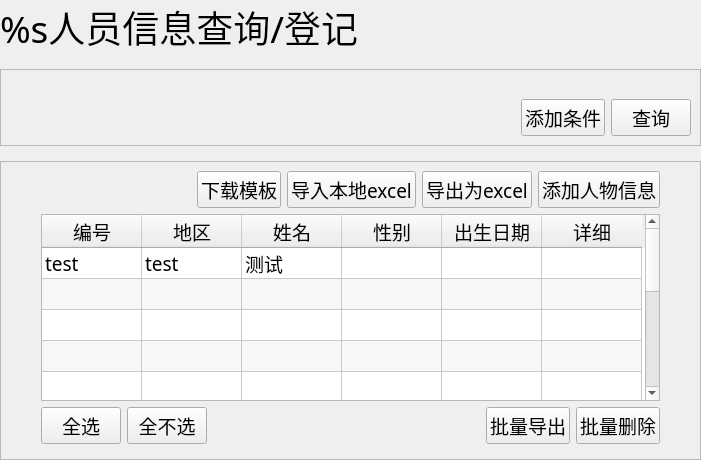
ArcherLuo233/election-s-prediction, file ui/page_elements/search_page/page.ui: the form before one commit.
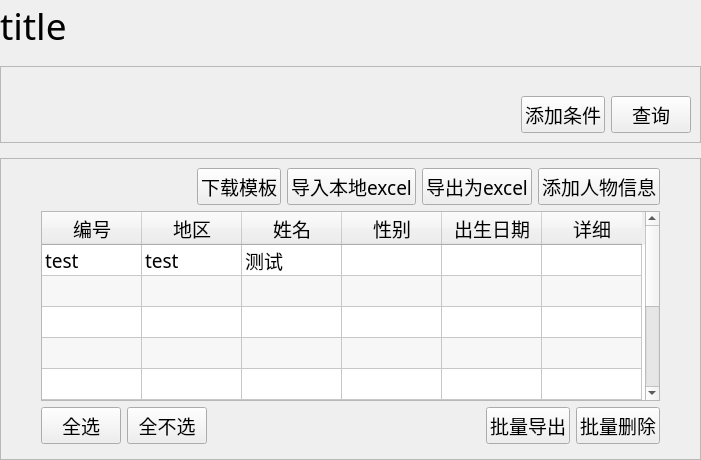
The form after the commit. Custom widgets are drawn as their Qt base class.

Commit message: 修改搜索页面的title逻辑

Diff of the .ui file:
```diff
--- a/ui/page_elements/search_page/page.ui
+++ b/ui/page_elements/search_page/page.ui
@@ -44,7 +44,7 @@
       </font>
      </property>
      <property name="text">
-      <string>%s人员信息查询/登记</string>
+      <string>title</string>
      </property>
     </widget>
    </item>
```
The commit also changes 2 other files.
